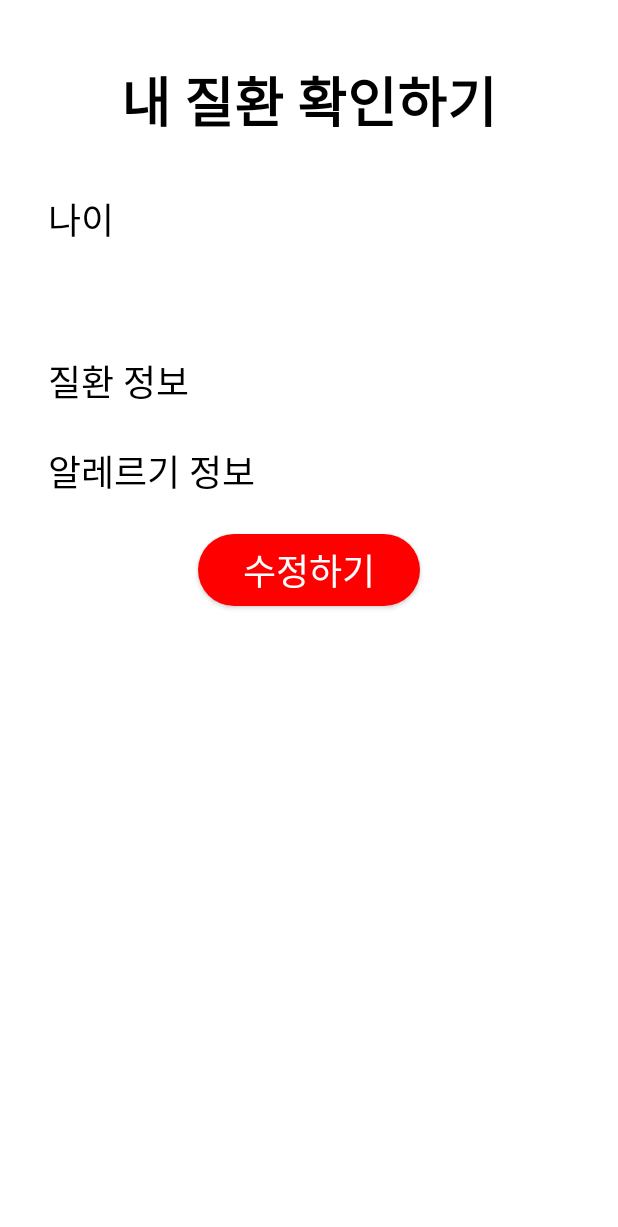
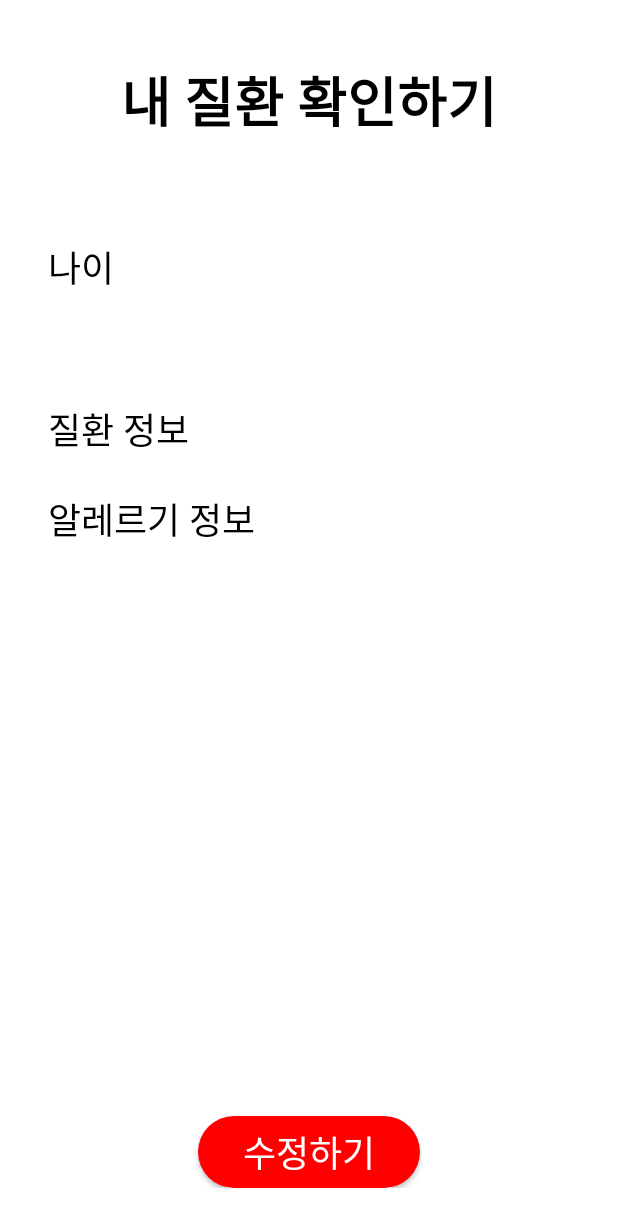
Before and after one commit to BeYourEyes/Android-Firebase, an Android app: the UserInfoActivity screen opened directly, with no data from a screen before it, on a phone screen of 412 x 824 dp. Shown: the top 1227 px of the screen. Run offline under Robolectric (Android 15) with nearby library versions, the phone set to English and light mode, and no system bars; our stand-ins replace Firebase (no records; nobody signed in at launch, a user with empty details on screens opened directly).

Commit message:
userInfoActivity Layout Fixed

```diff
--- a/app/src/main/res/layout/activity_user_info.xml
+++ b/app/src/main/res/layout/activity_user_info.xml
@@ -20,6 +20,17 @@
       android:textSize="36sp"
       android:textStyle="bold" />
 
+  <ScrollView
+      android:layout_width="match_parent"
+      android:layout_height="0dp"
+      android:layout_marginTop="32sp"
+      android:layout_weight="1" >
+
+    <LinearLayout
+        android:layout_width="match_parent"
+        android:layout_height="wrap_content"
+        android:orientation="vertical">
+
       <TextView
           android:id="@+id/ageText"
           android:layout_width="match_parent"
@@ -40,8 +51,8 @@
           android:fontFamily="@font/pretendard500"
           android:minHeight="48dp"
           android:textAlignment="center"
-      android:textSize="24sp"
-      android:textColor="@color/black"/>
+          android:textColor="@color/black"
+          android:textSize="24sp" />
 
       <TextView
           android:id="@+id/diseaseText"
@@ -53,13 +64,12 @@
           android:textColor="@color/black"
           android:textSize="24sp" />
 
-
       <com.google.android.material.chip.ChipGroup
           android:id="@+id/diseaseChipGroup"
-      android:layout_width="wrap_content"
+          android:layout_width="match_parent"
           android:layout_height="wrap_content"
+          android:layout_gravity="center"
           android:layout_marginTop="12sp"
-      android:layout_gravity="center"
           app:chipSpacingHorizontal="12dp"
           app:singleLine="true">
 
@@ -77,14 +87,19 @@
 
       <com.google.android.material.chip.ChipGroup
           android:id="@+id/allergyChipGroup"
-      android:layout_width="wrap_content"
+          android:layout_width="match_parent"
           android:layout_height="wrap_content"
+          android:layout_gravity="center"
           android:layout_marginTop="12sp"
-      android:layout_gravity="center"
           app:chipSpacingHorizontal="12dp"
           app:singleLine="false">
 
       </com.google.android.material.chip.ChipGroup>
+
+    </LinearLayout>
+  </ScrollView>
+
+
 
 
   <androidx.appcompat.widget.AppCompatButton
@@ -94,12 +109,10 @@
       android:layout_marginLeft="100sp"
       android:layout_marginTop="12sp"
       android:layout_marginRight="100sp"
-      android:layout_marginBottom="32dp"
       android:background="@drawable/button_highlight"
       android:fontFamily="@font/pretendard700"
       android:text="수정하기"
       android:textColor="@color/white"
       android:textSize="24sp"/>
 
-
 </LinearLayout>
```
Lines whose indentation alone changed are shown as unchanged.
